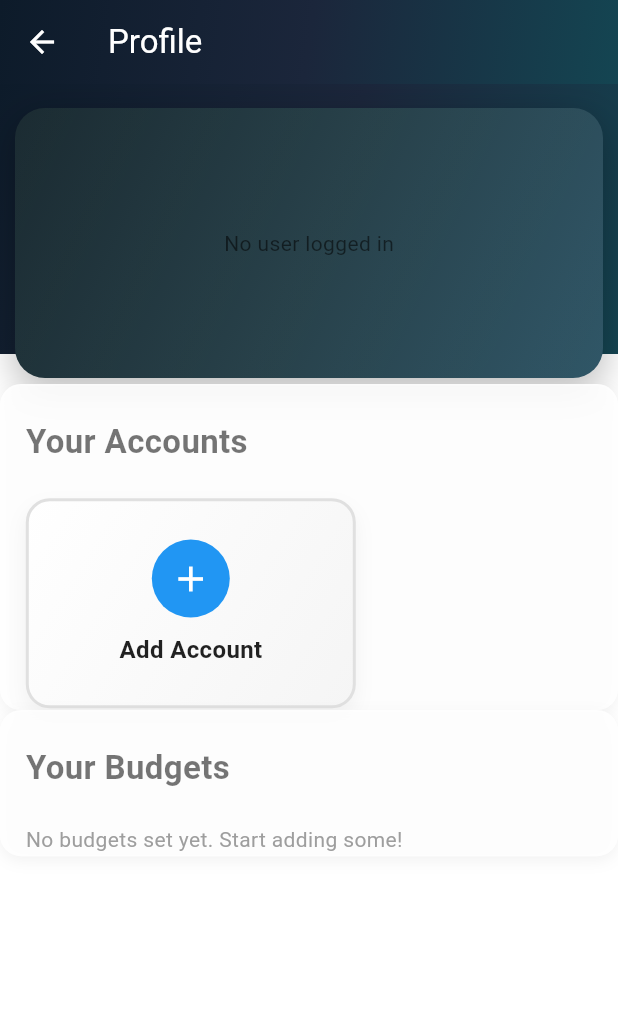
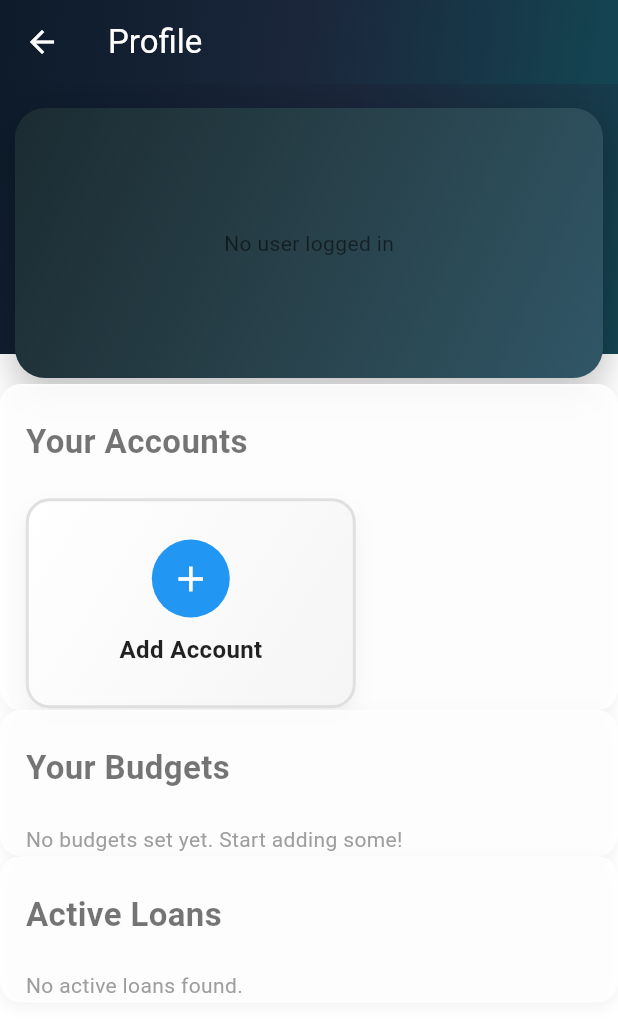
Before and after one commit to vedw3je/Finzenz_Application, a Flutter app: the ProfileScreen screen opened directly, on a phone screen of 412 x 824 dp. Shown: the top 1032 px of the screen. Run offline on Flutter 3.47's test engine with Material 3 defaults, Android fonts, the phone set to English and light mode, and no system bars; our stand-ins replace equatable, flutter_bloc, get_it, google_fonts, lottie, shared_preferences; accounts and stored records are empty.

Commit message:
add Loans UI added

```diff
--- a/lib/di.dart
+++ b/lib/di.dart
@@ -3,6 +3,7 @@
 import 'package:finzenz_app/modules/home/bloc/home_cubit.dart';
 import 'package:finzenz_app/modules/home/repository/account_repository.dart';
 import 'package:finzenz_app/modules/home/repository/budget_repository.dart';
+import 'package:finzenz_app/modules/home/repository/loan_repository.dart';
 import 'package:finzenz_app/modules/home/repository/transaction_repo.dart';
 import 'package:finzenz_app/modules/login/bloc/login_cubit.dart';
 import 'package:finzenz_app/modules/login/repository/login_repo.dart';
@@ -21,6 +22,7 @@ void setupLocator() {
       transactionRepository: TransactionRepository(),
       accountRepository: AccountRepository(),
       budgetRepository: BudgetRepository(),
+      loanRepository: LoanRepository(),
     ),
   );
 }
--- a/lib/modules/home/bloc/home_cubit.dart
+++ b/lib/modules/home/bloc/home_cubit.dart
@@ -1,9 +1,11 @@
 import 'package:finzenz_app/modules/home/model/user_model.dart';
 import 'package:finzenz_app/modules/home/repository/account_repository.dart';
 import 'package:finzenz_app/modules/home/repository/budget_repository.dart';
+import 'package:finzenz_app/modules/home/repository/loan_repository.dart';
 import 'package:finzenz_app/prefservice.dart';
 import 'package:flutter_bloc/flutter_bloc.dart';
 import '../model/transaction_model.dart';
+import '../model/loan_model.dart';
 import '../repository/transaction_repo.dart';
 import 'home_state.dart';
 
@@ -11,11 +13,13 @@ class HomeCubit extends Cubit<HomeState> {
   final TransactionRepository transactionRepository;
   final AccountRepository accountRepository;
   final BudgetRepository budgetRepository;
+  final LoanRepository loanRepository;
 
   HomeCubit({
     required this.transactionRepository,
     required this.accountRepository,
     required this.budgetRepository,
+    required this.loanRepository,
   }) : super(HomeInitial());
 
   User? user;
@@ -40,11 +44,13 @@ class HomeCubit extends Cubit<HomeState> {
           totalExpense: totalExpense,
           accounts: [],
           budgets: [],
+          loans: [],
         ),
       );
 
       await fetchAccounts();
       await fetchBudgets();
+      await fetchLoans();
     } catch (e) {
       emit(HomeError(message: "Could not load home data at the moment"));
     }
@@ -74,6 +80,18 @@ class HomeCubit extends Cubit<HomeState> {
     }
   }
 
+  Future<void> fetchLoans() async {
+    try {
+      final loans = await loanRepository.fetchLoansForUser();
+
+      if (state is HomeFetched) {
+        emit((state as HomeFetched).copyWith(loans: loans));
+      }
+    } catch (e) {
+      // Optional: handle loans fetch error separately
+    }
+  }
+
   void getUserDetails() async {
     final user = PrefService.getUser();
     this.user = await user;
--- a/lib/modules/home/bloc/home_state.dart
+++ b/lib/modules/home/bloc/home_state.dart
@@ -2,6 +2,7 @@
 import 'package:finzenz_app/modules/home/model/account_model.dart';
 import 'package:finzenz_app/modules/home/model/budget_model.dart';
 import 'package:finzenz_app/modules/home/model/transaction_model.dart';
+import 'package:finzenz_app/modules/home/model/loan_model.dart';
 
 abstract class HomeState {}
 
@@ -15,6 +16,7 @@ class HomeFetched extends HomeState {
   final double totalExpense;
   final List<Account> accounts;
   final List<Budget> budgets;
+  final List<Loan> loans; // ✅ Added loans
 
   HomeFetched({
     required this.transactions,
@@ -22,6 +24,7 @@ class HomeFetched extends HomeState {
     required this.totalExpense,
     required this.accounts,
     required this.budgets,
+    required this.loans,
   });
 
   HomeFetched copyWith({
@@ -30,6 +33,7 @@ class HomeFetched extends HomeState {
     double? totalExpense,
     List<Account>? accounts,
     List<Budget>? budgets,
+    List<Loan>? loans, // ✅ Added loans
   }) {
     return HomeFetched(
       transactions: transactions ?? this.transactions,
@@ -37,6 +41,7 @@ class HomeFetched extends HomeState {
       totalExpense: totalExpense ?? this.totalExpense,
       accounts: accounts ?? this.accounts,
       budgets: budgets ?? this.budgets,
+      loans: loans ?? this.loans, // ✅ Added loans
     );
   }
 }
--- /dev/null
+++ b/lib/modules/home/model/loan_model.dart
@@ -0,0 +1,83 @@
+class Loan {
+  final int? id; // Optional if backend auto-generates
+  final int accountId;
+  final String lenderName;
+  final double principalAmount;
+  final double interestRate;
+  final int? tenureMonths; // Nullable
+  final double emiAmount;
+  final DateTime startDate;
+  final DateTime endDate;
+  final DateTime? nextDueDate;
+  final String status; // ACTIVE, CLOSED, DEFAULTED
+  final int recurringIntervalDays;
+  final DateTime? lastPaymentDate;
+  final int totalInstallments;
+  final int completedInstallments;
+  final DateTime createdAt;
+
+  Loan({
+    this.id,
+    required this.accountId,
+    required this.lenderName,
+    required this.principalAmount,
+    required this.interestRate,
+    this.tenureMonths,
+    required this.emiAmount,
+    required this.startDate,
+    required this.endDate,
+    this.nextDueDate,
+    required this.status,
+    required this.recurringIntervalDays,
+    this.lastPaymentDate,
+    required this.totalInstallments,
+    this.completedInstallments = 0,
+    required this.createdAt,
+  });
+
+  factory Loan.fromJson(Map<String, dynamic> json) {
+    return Loan(
+      id: json['id'],
+      accountId: json['accountId'],
+      lenderName: json['lenderName'],
+      principalAmount: (json['principalAmount'] as num).toDouble(),
+      interestRate: (json['interestRate'] as num).toDouble(),
+      tenureMonths: json['tenureMonths'],
+      emiAmount: (json['emiAmount'] as num).toDouble(),
+      startDate: DateTime.parse(json['startDate']),
+      endDate: DateTime.parse(json['endDate']),
+      nextDueDate:
+      json['nextDueDate'] != null ? DateTime.parse(json['nextDueDate']) : null,
+      status: json['status'],
+      recurringIntervalDays: json['recurringIntervalDays'],
+      lastPaymentDate: json['lastPaymentDate'] != null
+          ? DateTime.parse(json['lastPaymentDate'])
+          : null,
+      totalInstallments: json['totalInstallments'],
+      completedInstallments: json['completedInstallments'] ?? 0,
+      createdAt: DateTime.parse(json['createdAt']),
+    );
+  }
+
+  Map<String, dynamic> toJson() {
+    return {
+      if (id != null) 'id': id,
+      'accountId': accountId,
+      'lenderName': lenderName,
+      'principalAmount': principalAmount,
+      'interestRate': interestRate,
+      if (tenureMonths != null) 'tenureMonths': tenureMonths,
+      'emiAmount': emiAmount,
+      'startDate': startDate.toIso8601String(),
+      'endDate': endDate.toIso8601String(),
+      if (nextDueDate != null) 'nextDueDate': nextDueDate!.toIso8601String(),
+      'status': status,
+      'recurringIntervalDays': recurringIntervalDays,
+      if (lastPaymentDate != null)
+        'lastPaymentDate': lastPaymentDate!.toIso8601String(),
+      'totalInstallments': totalInstallments,
+      'completedInstallments': completedInstallments,
+      'createdAt': createdAt.toIso8601String(),
+    };
+  }
+}
--- a/lib/modules/profile/screen/profile_screen.dart
+++ b/lib/modules/profile/screen/profile_screen.dart
@@ -1,6 +1,8 @@
 import 'package:finzenz_app/constants/app_colors.dart';
 import 'package:finzenz_app/modules/home/model/budget_model.dart';
+import 'package:finzenz_app/modules/home/model/loan_model.dart';
 import 'package:finzenz_app/modules/profile/widget/budget_list.dart';
+import 'package:finzenz_app/modules/profile/widget/loan_list.dart';
 import 'package:finzenz_app/modules/profile/widget/profile_card.dart';
 import 'package:finzenz_app/modules/profile/widget/section_heading.dart';
 import 'package:finzenz_app/modules/home/model/account_model.dart';
@@ -20,6 +22,7 @@ class ProfileScreen extends StatefulWidget {
 class _ProfileScreenState extends State<ProfileScreen>
     with SingleTickerProviderStateMixin {
   int selectedAccountIndex = 0;
+  int selectedLoanIndex = 0;
 
   @override
   void initState() {
@@ -29,18 +32,14 @@ class _ProfileScreenState extends State<ProfileScreen>
 
   Widget _glassCard({required Widget child}) {
     return Container(
-      padding: const EdgeInsets.symmetric(
-        horizontal: 16,
-        vertical: 0,
-      ), // reduced from 16
-
+      padding: const EdgeInsets.symmetric(horizontal: 16, vertical: 0),
       decoration: BoxDecoration(
         color: Colors.white.withOpacity(0.85),
-        borderRadius: BorderRadius.circular(14), // slightly smaller radius
+        borderRadius: BorderRadius.circular(14),
         boxShadow: [
           BoxShadow(
             color: Colors.black.withOpacity(0.05),
-            blurRadius: 8, // less shadow = tighter look
+            blurRadius: 8,
             offset: const Offset(0, 3),
           ),
         ],
@@ -66,17 +65,18 @@ class _ProfileScreenState extends State<ProfileScreen>
         builder: (context, state) {
           List<Account> accounts = [];
           List<Budget> budgets = [];
+          List<Loan> loans = [];
 
           if (state is HomeFetched) {
-            accounts = state.accounts ?? [];
-            budgets = state.budgets ?? [];
+            accounts = state.accounts;
+            budgets = state.budgets;
+            loans = state.loans;
           }
 
           return Stack(
             children: [
               // Background gradient layer
               Container(
-                padding: EdgeInsets.all(0),
                 height: 180,
                 decoration: BoxDecoration(gradient: AppColors.mainGradient),
               ),
@@ -84,19 +84,18 @@ class _ProfileScreenState extends State<ProfileScreen>
               // Foreground content
               SingleChildScrollView(
                 physics: const BouncingScrollPhysics(),
-
                 child: Column(
                   crossAxisAlignment: CrossAxisAlignment.start,
                   children: [
                     const SizedBox(height: 12),
                     ProfileCard(),
 
+                    // Accounts
                     _glassCard(
                       child: Column(
                         crossAxisAlignment: CrossAxisAlignment.start,
                         children: [
                           const SectionHeading(title: "Your Accounts"),
-
                           AccountSelector(
                             isProfile: true,
                             accounts: accounts,
@@ -111,12 +110,12 @@ class _ProfileScreenState extends State<ProfileScreen>
                       ),
                     ),
 
+                    // Budgets
                     _glassCard(
                       child: Column(
                         crossAxisAlignment: CrossAxisAlignment.start,
                         children: [
                           const SectionHeading(title: "Your Budgets"),
-
                           budgets.isNotEmpty
                               ? BudgetList(
                             isProfile: true,
@@ -126,6 +125,31 @@ class _ProfileScreenState extends State<ProfileScreen>
                           )
                               : const Text(
                             "No budgets set yet. Start adding some!",
+                            style: TextStyle(color: Colors.grey),
+                          ),
+                        ],
+                      ),
+                    ),
+
+                    // Loans
+                    _glassCard(
+                      child: Column(
+                        crossAxisAlignment: CrossAxisAlignment.start,
+                        children: [
+                          const SectionHeading(title: "Active Loans"),
+                          loans.isNotEmpty
+                              ? LoanList(
+                            isProfile: true,
+                            loans: loans,
+                            selectedIndex: selectedLoanIndex,
+                            onSelected: (index) {
+                              setState(() {
+                                selectedLoanIndex = index;
+                              });
+                            },
+                          )
+                              : const Text(
+                            "No active loans found.",
                             style: TextStyle(color: Colors.grey),
                           ),
                         ],
```
Also changed, not shown: lib/modules/add_loans/loans_modal.dart (added, +278 -0 lines), lib/modules/home/repository/loan_repository.dart (added, +63 -0 lines), lib/modules/profile/widget/loan_card.dart (added, +147 -0 lines), lib/modules/profile/widget/loan_list.dart (added, +90 -0 lines). Lines whose indentation alone changed are shown as unchanged.
